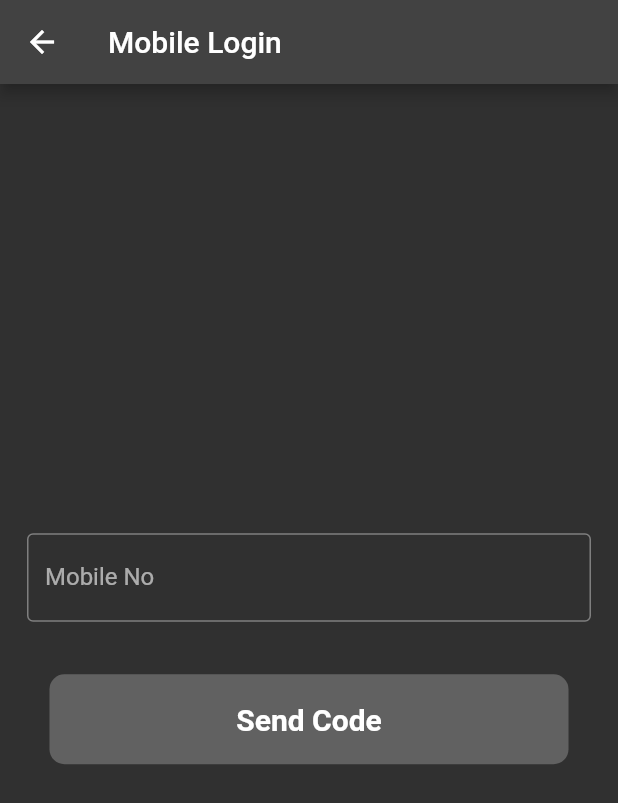
After one commit to ThisIsAnshMalik/firebase_auth_101, a Flutter app: the screen it shows after launch, after a tap on "Login", after a tap on "Login With Mobile", on a phone screen of 412 x 824 dp. The commit adds this screen. Shown: the top 803 px of the screen. Run offline on Flutter 3.47's test engine with Material 2 defaults, Android fonts, the phone set to English and light mode, and no system bars; our stand-ins replace cloud_firestore, firebase_auth, firebase_core, fluttertoast; missing offline and left inert: dart:ffi; accounts and stored records are empty.

Commit message:
login with phone no is completed

```diff
--- a/firebase_auth_101/lib/main.dart
+++ b/firebase_auth_101/lib/main.dart
@@ -1,4 +1,6 @@
 import 'package:firebase_auth_101/provider/Provider.dart';
+import 'package:firebase_auth_101/view/auth/loginScreen.dart';
+import 'package:firebase_auth_101/view/auth/mobile_login_screen.dart';
 import 'package:firebase_auth_101/view/splashScreen.dart';
 import 'package:firebase_core/firebase_core.dart';
 import 'package:flutter/material.dart';
--- a/firebase_auth_101/lib/view/auth/loginScreen.dart
+++ b/firebase_auth_101/lib/view/auth/loginScreen.dart
@@ -1,5 +1,6 @@
 import 'package:firebase_auth_101/authentication/authentication.dart';
 import 'package:firebase_auth_101/provider/Provider.dart';
+import 'package:firebase_auth_101/view/auth/mobile_login_screen.dart';
 import 'package:firebase_auth_101/view/auth/signupScreen.dart';
 import 'package:flutter/material.dart';
 import 'package:provider/provider.dart';
@@ -129,7 +130,31 @@ class _LoginScreenState extends State<LoginScreen> {
                   ),
                 ),
               ],
-            )
+            ),
+            Padding(
+              padding: const EdgeInsets.all(25.0),
+              child: InkWell(
+                onTap: (() {
+                  Navigator.of(context)
+                      .push(MaterialPageRoute(builder: ((context) {
+                    return const MobileLogin();
+                  })));
+                }),
+                child: Container(
+                    height: 40,
+                    width: MediaQuery.of(context).size.width / 2,
+                    decoration: BoxDecoration(
+                        borderRadius: BorderRadius.circular(10),
+                        color: Colors.grey.shade700),
+                    child: const Center(
+                      child: Text(
+                        "Login With Mobile",
+                        style: TextStyle(
+                            fontSize: 14, fontWeight: FontWeight.w600),
+                      ),
+                    )),
+              ),
+            ),
           ],
         ),
       ),
--- /dev/null
+++ b/firebase_auth_101/lib/view/auth/mobile_login_screen.dart
@@ -0,0 +1,93 @@
+import 'package:firebase_auth_101/authentication/authentication.dart';
+import 'package:firebase_auth_101/provider/Provider.dart';
+import 'package:flutter/material.dart';
+import 'package:provider/provider.dart';
+
+class MobileLogin extends StatefulWidget {
+  const MobileLogin({Key? key}) : super(key: key);
+
+  @override
+  State<MobileLogin> createState() => _MobileLoginState();
+}
+
+class _MobileLoginState extends State<MobileLogin> {
+  final _phoneNoController = TextEditingController();
+  GlobalKey<FormState> formkey = GlobalKey<FormState>();
+  @override
+  Widget build(BuildContext context) {
+    Authentication authentication = Authentication();
+    return Form(
+      key: formkey,
+      child: Scaffold(
+        appBar: AppBar(
+          title: const Text("Mobile Login"),
+        ),
+        body: Padding(
+          padding: const EdgeInsets.all(8.0),
+          child: Column(
+            crossAxisAlignment: CrossAxisAlignment.center,
+            mainAxisAlignment: MainAxisAlignment.center,
+            children: [
+              Padding(
+                padding: const EdgeInsets.all(10.0),
+                child: TextFormField(
+                  controller: _phoneNoController,
+                  keyboardType: TextInputType.number,
+                  decoration: const InputDecoration(
+                      labelText: "Mobile No",
+                      hintText: "enter mobile no",
+                      border: OutlineInputBorder()),
+                  validator: (value) {
+                    if (value!.isEmpty) {
+                      return "phone no should not be empty";
+                    } else if (value.length < 10) {
+                      return "phone no is not valed";
+                    } else {
+                      return null;
+                    }
+                  },
+                ),
+              ),
+              Consumer<LoadingProvider>(
+                builder: (context, value, child) {
+                  return Padding(
+                    padding: const EdgeInsets.all(25.0),
+                    child: InkWell(
+                      onTap: (() {
+                        if (formkey.currentState!.validate()) {
+                          value.setLoading(true);
+                          authentication.loginWithNo(
+                              _phoneNoController.text, context);
+                        }
+                      }),
+                      child: Container(
+                          height: 60,
+                          width: MediaQuery.of(context).size.width,
+                          decoration: BoxDecoration(
+                              borderRadius: BorderRadius.circular(10),
+                              color: Colors.grey.shade700),
+                          child: value.isloading
+                              ? const Center(
+                                  child: CircularProgressIndicator(
+                                    color: Colors.white,
+                                  ),
+                                )
+                              : const Center(
+                                  child: Text(
+                                    "Send Code",
+                                    style: TextStyle(
+                                        fontSize: 20,
+                                        fontWeight: FontWeight.w600),
+                                  ),
+                                )),
+                    ),
+                  );
+                },
+              ),
+            ],
+          ),
+        ),
+      ),
+    );
+  }
+}
```
Also changed, not shown: firebase_auth_101/lib/authentication/authentication.dart (+55 -1 lines), firebase_auth_101/lib/view/auth/verify_no_screen.dart (added, +97 -0 lines).
